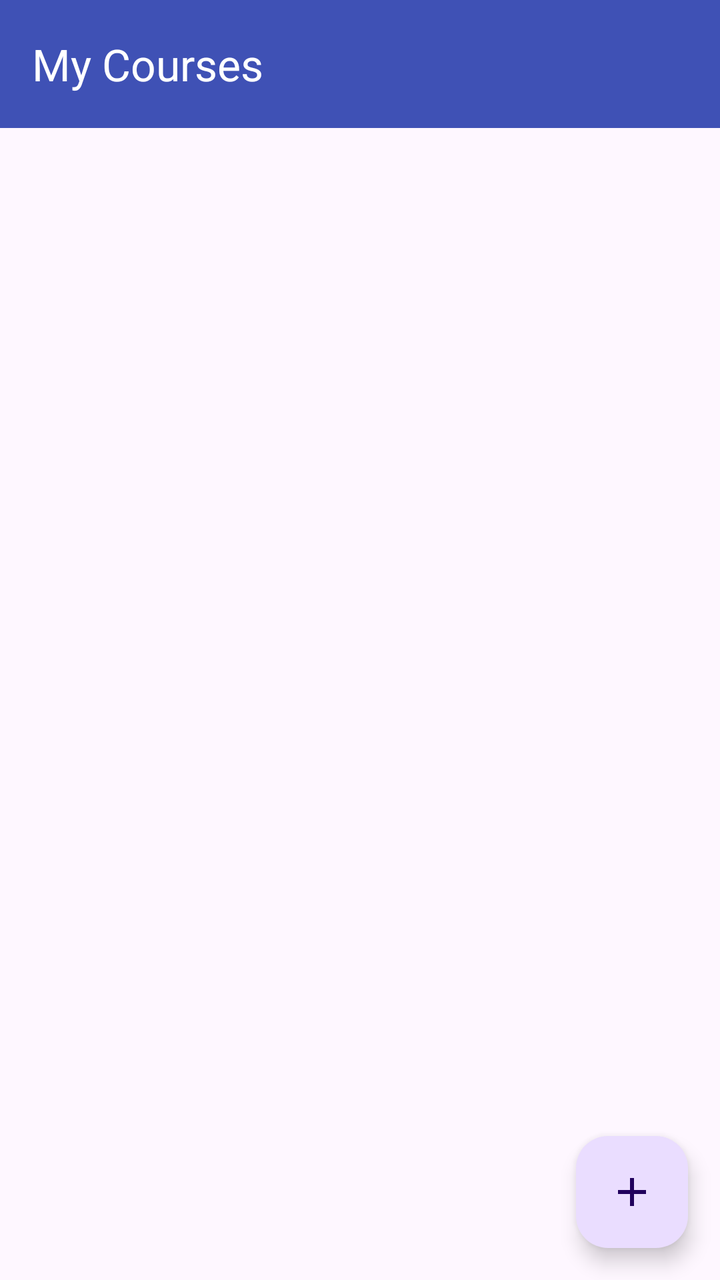
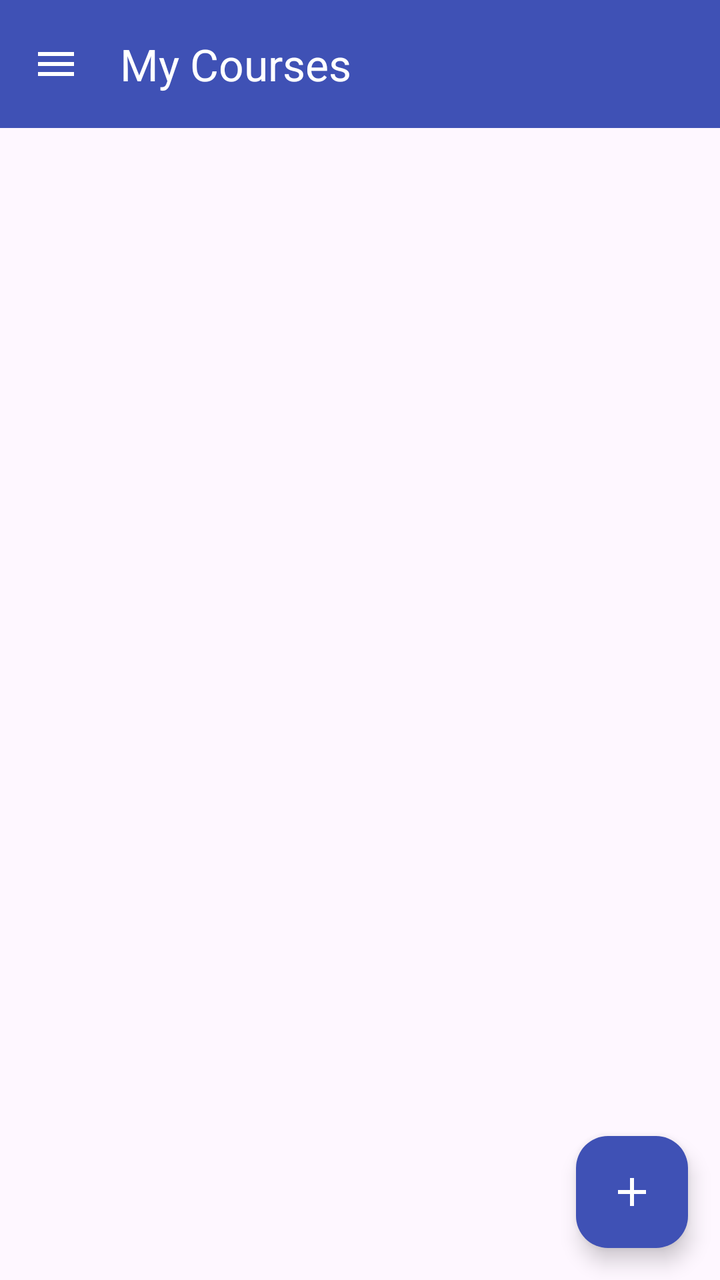

Before-and-after screenshots of an Android layout around one commit, followed by the original layout XML and the change that was made.
<!-- AndroidManifest.xml: application theme Theme.AttendEase -->
<!-- res/layout/activity_home.xml -->
<?xml version="1.0" encoding="utf-8"?>
<androidx.coordinatorlayout.widget.CoordinatorLayout
    xmlns:android="http://schemas.android.com/apk/res/android"
    xmlns:app="http://schemas.android.com/apk/res-auto"
    android:layout_width="match_parent"
    android:layout_height="match_parent"
    android:fitsSystemWindows="true">

    <com.google.android.material.appbar.AppBarLayout
        android:layout_width="match_parent"
        android:layout_height="wrap_content"
        android:background="@color/primary"
        android:fitsSystemWindows="true">

        <com.google.android.material.appbar.MaterialToolbar
            android:id="@+id/toolbar"
            android:layout_width="match_parent"
            android:layout_height="?attr/actionBarSize"
            android:background="@color/primary"
            app:title="My Courses"
            app:titleTextColor="@color/white"
            app:subtitleTextColor="@color/white" />
    </com.google.android.material.appbar.AppBarLayout>

    <androidx.recyclerview.widget.RecyclerView
        android:id="@+id/rvCourses"
        android:layout_width="match_parent"
        android:layout_height="match_parent"
        android:padding="8dp"
        android:paddingBottom="88dp"
        android:clipToPadding="false"
        app:layout_behavior="@string/appbar_scrolling_view_behavior" />

    <TextView
        android:id="@+id/tvEmpty"
        android:layout_width="wrap_content"
        android:layout_height="wrap_content"
        android:layout_gravity="center"
        android:gravity="center"
        android:text="No courses yet.\nTap + to add your first course."
        android:textSize="16sp"
        android:alpha="0.6"
        android:visibility="gone" />

    <ProgressBar
        android:id="@+id/progressBar"
        android:layout_width="wrap_content"
        android:layout_height="wrap_content"
        android:layout_gravity="center" />

    <com.google.android.material.floatingactionbutton.FloatingActionButton
        android:id="@+id/fabAddCourse"
        android:layout_width="wrap_content"
        android:layout_height="wrap_content"
        android:layout_gravity="bottom|end"
        android:layout_margin="16dp"
        android:src="@drawable/ic_add"
        android:contentDescription="Add course" />
</androidx.coordinatorlayout.widget.CoordinatorLayout>
<!-- resources referenced by this layout -->
<resources>
  <color name="primary">#3F51B5</color>
  <color name="white">#FFFFFF</color>
  <!-- drawable ic_add (drawable) -->
  <vector xmlns:android="http://schemas.android.com/apk/res/android" android:height="24dp" android:tint="#FFFFFF" android:viewportHeight="960" android:viewportWidth="960" android:width="24dp">
        
      <path android:fillColor="@android:color/white" android:pathData="M440,520L200,520L200,440L440,440L440,200L520,200L520,440L760,440L760,520L520,520L520,760L440,760L440,520Z"/>
      
  </vector>
  <style name="Theme.AttendEase" parent="Theme.Material3.DayNight.NoActionBar">
          <item name="colorPrimary">@color/primary</item>
          <item name="colorSecondary">@color/accent</item>
      </style>
  <color name="accent">#FF9800</color>
</resources>

<!-- the commit's change to res/layout/activity_home.xml (unified diff, before → after) -->
@@ -1,59 +1,119 @@
 <?xml version="1.0" encoding="utf-8"?>
-<androidx.coordinatorlayout.widget.CoordinatorLayout
+<androidx.drawerlayout.widget.DrawerLayout
     xmlns:android="http://schemas.android.com/apk/res/android"
     xmlns:app="http://schemas.android.com/apk/res-auto"
+    android:id="@+id/drawerLayout"
     android:layout_width="match_parent"
     android:layout_height="match_parent"
     android:fitsSystemWindows="true">
 
-    <com.google.android.material.appbar.AppBarLayout
+    
+    <androidx.coordinatorlayout.widget.CoordinatorLayout
         android:layout_width="match_parent"
-        android:layout_height="wrap_content"
-        android:background="@color/primary"
+        android:layout_height="match_parent"
         android:fitsSystemWindows="true">
 
-        <com.google.android.material.appbar.MaterialToolbar
-            android:id="@+id/toolbar"
+        <com.google.android.material.appbar.AppBarLayout
             android:layout_width="match_parent"
-            android:layout_height="?attr/actionBarSize"
+            android:layout_height="wrap_content"
             android:background="@color/primary"
-            app:title="My Courses"
-            app:titleTextColor="@color/white"
-            app:subtitleTextColor="@color/white" />
-    </com.google.android.material.appbar.AppBarLayout>
+            android:fitsSystemWindows="true">
 
-    <androidx.recyclerview.widget.RecyclerView
-        android:id="@+id/rvCourses"
-        android:layout_width="match_parent"
+            <com.google.android.material.appbar.MaterialToolbar
+                android:id="@+id/toolbar"
+                android:layout_width="match_parent"
+                android:layout_height="?attr/actionBarSize"
+                android:background="@color/primary"
+                app:title="My Courses"
+                app:titleTextColor="@color/white"
+                app:subtitleTextColor="@color/white"
+                app:navigationIcon="@drawable/ic_menu"
+                app:navigationIconTint="@color/white"
+                app:navigationContentDescription="Open menu" />
+        </com.google.android.material.appbar.AppBarLayout>
+
+        <androidx.recyclerview.widget.RecyclerView
+            android:id="@+id/rvCourses"
+            android:layout_width="match_parent"
+            android:layout_height="match_parent"
+            android:padding="8dp"
+            android:paddingBottom="88dp"
+            android:clipToPadding="false"
+            app:layout_behavior="@string/appbar_scrolling_view_behavior" />
+
+        <TextView
+            android:id="@+id/tvEmpty"
+            android:layout_width="wrap_content"
+            android:layout_height="wrap_content"
+            android:layout_gravity="center"
+            android:gravity="center"
+            android:text="No courses yet.\nTap + to add your first course."
+            android:textSize="16sp"
+            android:alpha="0.6"
+            android:visibility="gone" />
+
+        <ProgressBar
+            android:id="@+id/progressBar"
+            android:layout_width="wrap_content"
+            android:layout_height="wrap_content"
+            android:layout_gravity="center" />
+
+        <com.google.android.material.floatingactionbutton.FloatingActionButton
+            android:id="@+id/fabAddCourse"
+            android:layout_width="wrap_content"
+            android:layout_height="wrap_content"
+            android:layout_gravity="bottom|end"
+            android:layout_margin="16dp"
+            android:src="@drawable/ic_add"
+            android:contentDescription="Add course"
+            app:backgroundTint="@color/primary"
+            app:tint="@color/white" />
+    </androidx.coordinatorlayout.widget.CoordinatorLayout>
+
+    
+    <com.google.android.material.navigation.NavigationView
+        android:id="@+id/navView"
+        android:layout_width="wrap_content"
         android:layout_height="match_parent"
-        android:padding="8dp"
-        android:paddingBottom="88dp"
-        android:clipToPadding="false"
-        app:layout_behavior="@string/appbar_scrolling_view_behavior" />
+        android:layout_gravity="start"
+        android:fitsSystemWindows="true"
+        app:headerLayout="@layout/nav_header"
+        app:menu="@menu/drawer_menu" />
+</androidx.drawerlayout.widget.DrawerLayout>
+<!-- res/layout/nav_header.xml (included above) -->
+<?xml version="1.0" encoding="utf-8"?>
+<LinearLayout xmlns:android="http://schemas.android.com/apk/res/android"
+    android:layout_width="match_parent"
+    android:layout_height="wrap_content"
+    android:background="@drawable/bg_nav_header"
+    android:orientation="vertical"
+    android:paddingStart="24dp"
+    android:paddingEnd="24dp"
+    android:paddingTop="32dp"
+    android:paddingBottom="20dp">
+
+    <ImageView
+        android:layout_width="64dp"
+        android:layout_height="64dp"
+        android:src="@mipmap/ic_launcher_round"
+        android:contentDescription="App logo" />
 
     <TextView
-        android:id="@+id/tvEmpty"
+        android:id="@+id/tvNavName"
         android:layout_width="wrap_content"
         android:layout_height="wrap_content"
-        android:layout_gravity="center"
-        android:gravity="center"
-        android:text="No courses yet.\nTap + to add your first course."
-        android:textSize="16sp"
-        android:alpha="0.6"
-        android:visibility="gone" />
+        android:layout_marginTop="12dp"
+        android:text="AttendEase"
+        android:textColor="@color/white"
+        android:textSize="18sp"
+        android:textStyle="bold" />
 
-    <ProgressBar
-        android:id="@+id/progressBar"
+    <TextView
+        android:id="@+id/tvNavEmail"
         android:layout_width="wrap_content"
         android:layout_height="wrap_content"
-        android:layout_gravity="center" />
-
-    <com.google.android.material.floatingactionbutton.FloatingActionButton
-        android:id="@+id/fabAddCourse"
-        android:layout_width="wrap_content"
-        android:layout_height="wrap_content"
-        android:layout_gravity="bottom|end"
-        android:layout_margin="16dp"
-        android:src="@drawable/ic_add"
-        android:contentDescription="Add course" />
-</androidx.coordinatorlayout.widget.CoordinatorLayout>
+        android:layout_marginTop="2dp"
+        android:textColor="@color/white"
+        android:alpha="0.85"
+        android:textSize="14sp" />
+</LinearLayout>
<!-- resource entries referenced after the edit -->
@@ -2,16 +2,54 @@
 <resources>
   <color name="primary">#3F51B5</color>
   <color name="white">#FFFFFF</color>
+  <!-- drawable bg_nav_header (drawable) -->
+  <?xml version="1.0" encoding="utf-8"?>
+  <shape xmlns:android="http://schemas.android.com/apk/res/android">
+      <gradient
+          android:angle="315"
+          android:startColor="@color/primary"
+          android:endColor="@color/primary_dark" />
+  </shape>
   <!-- drawable ic_add (drawable) -->
-  <vector xmlns:android="http://schemas.android.com/apk/res/android" android:height="24dp" android:tint="#FFFFFF" android:viewportHeight="960" android:viewportWidth="960" android:width="24dp">
-        
-      <path android:fillColor="@android:color/white" android:pathData="M440,520L200,520L200,440L440,440L440,200L520,200L520,440L760,440L760,520L520,520L520,760L440,760L440,520Z"/>
-      
+  <?xml version="1.0" encoding="utf-8"?>
+  <vector xmlns:android="http://schemas.android.com/apk/res/android"
+      android:width="24dp"
+      android:height="24dp"
+      android:viewportWidth="24"
+      android:viewportHeight="24"
+      android:tint="?attr/colorControlNormal">
+  
+      <path
+          android:fillColor="@android:color/white"
+          android:pathData="M19,13h-6v6h-2v-6H5v-2h6V5h2v6h6v2z" />
   </vector>
+  <!-- drawable ic_menu (drawable) -->
+  <?xml version="1.0" encoding="utf-8"?>
+  <vector xmlns:android="http://schemas.android.com/apk/res/android"
+      android:width="24dp"
+      android:height="24dp"
+      android:viewportWidth="24"
+      android:viewportHeight="24"
+      android:tint="?attr/colorControlNormal">
+  
+      <path
+          android:fillColor="@android:color/white"
+          android:pathData="M3,18h18v-2H3v2zM3,13h18v-2H3v2zM3,6v2h18V6H3z" />
+  </vector>
+  <!-- mipmap ic_launcher_round (mipmap-anydpi-v26) -->
+  <?xml version="1.0" encoding="utf-8"?>
+  <adaptive-icon xmlns:android="http://schemas.android.com/apk/res/android">
+      <background android:drawable="@color/ic_launcher_background"/>
+      <foreground android:drawable="@drawable/ic_launcher_foreground"/>
+      <monochrome android:drawable="@drawable/ic_launcher_foreground"/>
+  </adaptive-icon>
   <style name="Theme.AttendEase" parent="Theme.Material3.DayNight.NoActionBar">
           <item name="colorPrimary">@color/primary</item>
           <item name="colorSecondary">@color/accent</item>
       </style>
+  <color name="primary_dark">#283593</color>
+  <color name="ic_launcher_background">#3F51B5</color>
+  <!-- drawable ic_launcher_foreground: vector/xml drawable (drawable, 2637 chars, omitted) -->
   <color name="accent">#FF9800</color>
 </resources>
 
